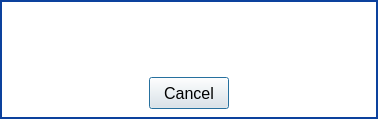
This is parsec/core/gui/forms/claim_dialog.ui in Scille/parsec-cloud as Qt 5 draws it before an edit. The edited form follows.
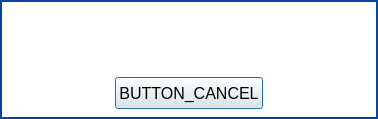
This is the edited form. Custom widgets are drawn as their Qt base class.

Patch:
```diff
--- a/parsec/core/gui/forms/claim_dialog.ui
+++ b/parsec/core/gui/forms/claim_dialog.ui
@@ -120,7 +120,7 @@
            <string notr="true"/>
           </property>
           <property name="text">
-           <string>Cancel</string>
+           <string>BUTTON_CANCEL</string>
           </property>
           <property name="iconSize">
            <size>
```
